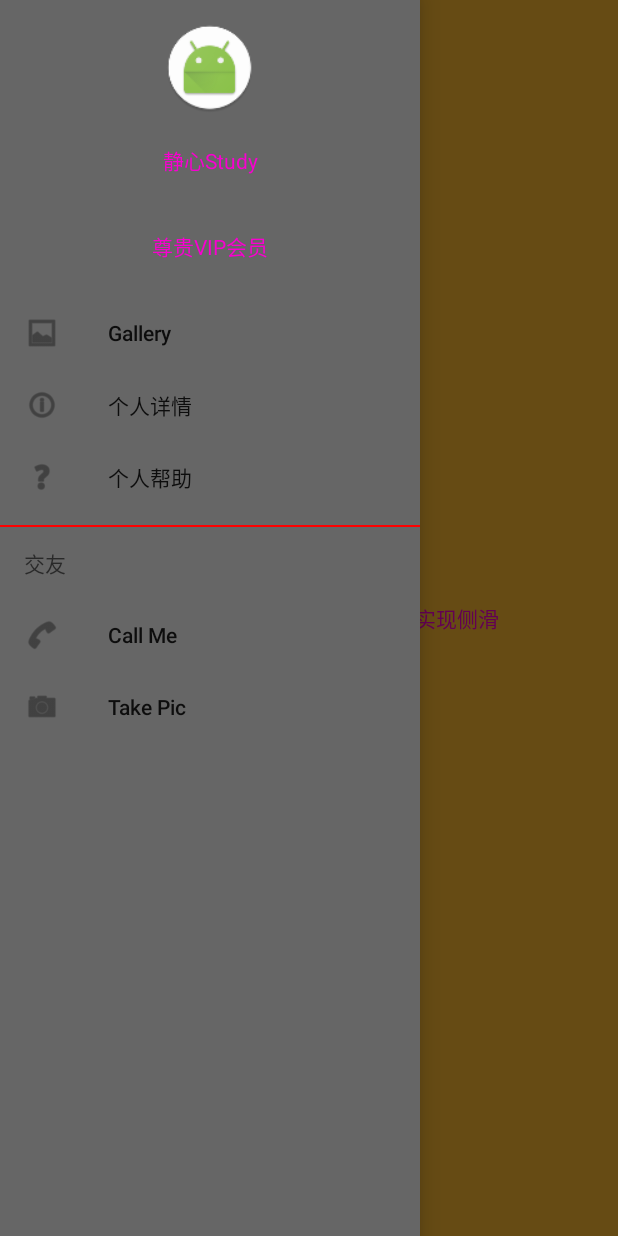
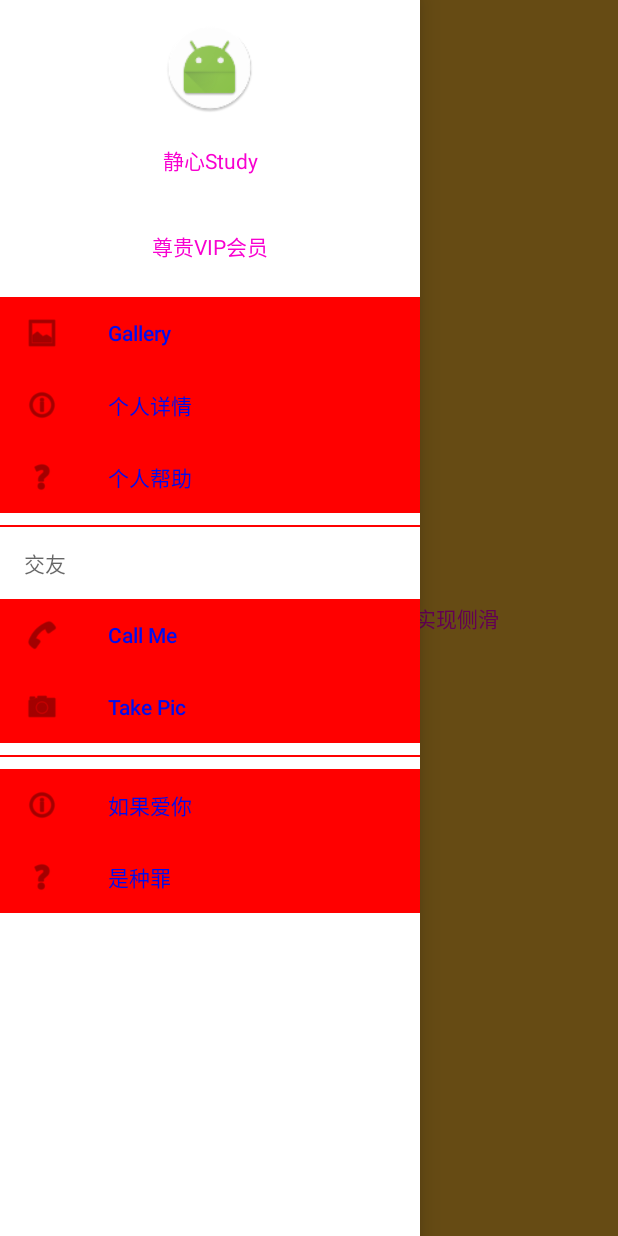
Before and after one commit to HLQ-Struggle/MaterialDesignStudy, an Android app: the NavigationActivity screen opened directly, with no data from a screen before it, in the side drawer, after a tap on "Call Me", on a phone screen of 412 x 824 dp. Run offline under Robolectric (Android 15) with nearby library versions, the phone set to English and light mode, and no system bars; 2 statements that could not run were skipped.

Commit message:
新增DrawerLayout+NavigationView实现侧滑 并添加点击事件

```diff
--- a/app/src/main/AndroidManifest.xml
+++ b/app/src/main/AndroidManifest.xml
@@ -22,7 +22,8 @@
         <activity android:name=".activity.WrapRecycleViewActivity" />
         <activity android:name=".itemtouch.ItemTouchActivity" />
         <activity android:name=".drawerlayout.DrawerLayoutActivity" />
-        <activity android:name=".navigationview.NavigationActivity"></activity>
+        <activity android:name=".navigationview.NavigationActivity" />
+        <activity android:name=".snackbar.SnackBarActivity"></activity>
     </application>
 
 </manifest>
--- a/app/src/main/java/com/materialdesignstudy/navigationview/NavigationActivity.java
+++ b/app/src/main/java/com/materialdesignstudy/navigationview/NavigationActivity.java
@@ -1,15 +1,50 @@
 package com.materialdesignstudy.navigationview;
 
+import android.os.Bundle;
+import android.support.design.widget.NavigationView;
 import android.support.v7.app.AppCompatActivity;
-import android.os.Bundle;
+import android.view.MenuItem;
+import android.view.View;
+import android.widget.Toast;
 
 import com.materialdesignstudy.R;
 
 public class NavigationActivity extends AppCompatActivity {
 
+    private NavigationView mNavigationView;
+
     @Override
     protected void onCreate(Bundle savedInstanceState) {
         super.onCreate(savedInstanceState);
         setContentView(R.layout.activity_navugation);
+        initView();
+    }
+
+    private void initView() {
+        mNavigationView = findViewById(R.id.id_nv);
+        View headView = mNavigationView.getChildAt(0);
+        headView.findViewById(R.id.id_nv_head_img).setOnClickListener(new View.OnClickListener() {
+            @Override
+            public void onClick(View v) {
+                Toast.makeText(NavigationActivity.this, "点击了头像", Toast.LENGTH_SHORT).show();
+            }
+        });
+        headView.findViewById(R.id.id_nv_head_username).setOnClickListener(new View.OnClickListener() {
+            @Override
+            public void onClick(View v) {
+                Toast.makeText(NavigationActivity.this, "点击了用户名称", Toast.LENGTH_SHORT).show();
+            }
+        });
+        // 设置item选中事件
+        mNavigationView.setNavigationItemSelectedListener(new NavigationView.OnNavigationItemSelectedListener() {
+            @Override
+            public boolean onNavigationItemSelected(MenuItem menuItem) {
+                if (menuItem.getItemId() == R.id.action_call_me) {
+                    Toast.makeText(NavigationActivity.this, "当前点击了给我打电话", Toast.LENGTH_SHORT).show();
+                }
+                Toast.makeText(NavigationActivity.this, "当前点击了：" + menuItem.getTitle().toString(), Toast.LENGTH_SHORT).show();
+                return true;
+            }
+        });
     }
 }
--- a/app/src/main/res/layout/activity_navugation.xml
+++ b/app/src/main/res/layout/activity_navugation.xml
@@ -23,11 +23,14 @@
 
     <!-- 菜单部分 -->
     <android.support.design.widget.NavigationView
+        android:id="@+id/id_nv"
         android:layout_width="wrap_content"
         android:layout_height="match_parent"
         android:layout_gravity="start"
-        android:background="#666"
+        android:background="#fff"
         app:headerLayout="@layout/navigation_head"
+        app:itemBackground="@color/red"
+        app:itemTextColor="@color/blue"
         app:menu="@menu/navigation_menu" />
 
 </android.support.v4.widget.DrawerLayout>
--- a/app/src/main/res/layout/navigation_head.xml
+++ b/app/src/main/res/layout/navigation_head.xml
@@ -5,6 +5,7 @@
     android:orientation="vertical">
 
     <ImageView
+        android:id="@+id/id_nv_head_img"
         android:layout_width="60dp"
         android:layout_height="60dp"
         android:layout_gravity="center_horizontal"
@@ -12,6 +13,7 @@
         android:background="@mipmap/ic_launcher_round" />
 
     <TextView
+        android:id="@+id/id_nv_head_username"
         android:layout_width="match_parent"
         android:layout_height="wrap_content"
         android:layout_marginTop="5dp"
--- a/app/src/main/res/menu/navigation_menu.xml
+++ b/app/src/main/res/menu/navigation_menu.xml
@@ -23,6 +23,7 @@
         android:title="交友">
         <menu>
             <item
+                android:id="@+id/action_call_me"
                 android:icon="@android:drawable/ic_menu_call"
                 android:title="Call Me" />
             <item
@@ -30,4 +31,17 @@
                 android:title="Take Pic" />
         </menu>
     </item>
+
+    <group android:id="@+id/id_group1">
+
+        <item
+            android:icon="@android:drawable/ic_menu_info_details"
+            android:orderInCategory="100"
+            android:title="如果爱你" />
+        <item
+            android:icon="@android:drawable/ic_menu_help"
+            android:orderInCategory="100"
+            android:title="是种罪" />
+    </group>
+
 </menu>
--- a/app/src/main/res/values/colors.xml
+++ b/app/src/main/res/values/colors.xml
@@ -4,4 +4,6 @@
     <color name="colorPrimary_pink">#F06292</color>
     <color name="colorPrimary_pinkDark">#E91E63</color>
     <color name="mytextcolor">#F800D0</color>
+    <color name="red">#FF00</color>
+    <color name="blue">#000EEE</color>
 </resources>
```
Also changed, not shown: app/src/main/java/com/materialdesignstudy/snackbar/SnackBarActivity.java (added, +19 -0 lines), app/src/main/res/layout/activity_snack_bar.xml (added, +9 -0 lines).
